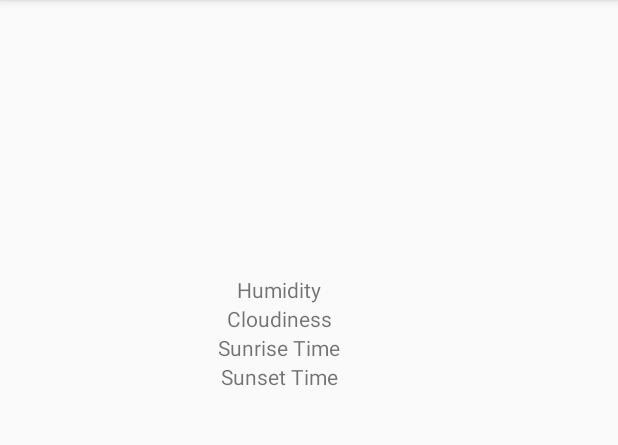
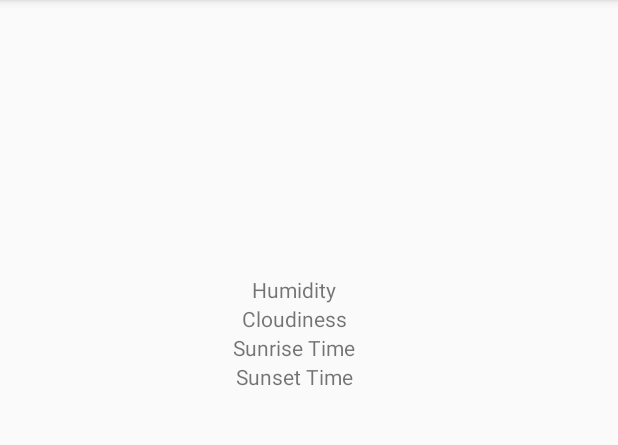
Before and after one commit to i7mist/CoconutEvaluationSubjectProject, an Android app: the screen it shows after launch (MainActivity), on a phone screen of 412 x 824 dp, the part 84-529 px from its top. Run offline under Robolectric (Android 15) with nearby library versions, the phone set to English and light mode, and no system bars.

Commit message:
downgrade from api 26 to 25
so that Android ID is still an unresettable and device-wide ID

```diff
--- a/app/build.gradle
+++ b/app/build.gradle
@@ -1,11 +1,11 @@
 apply plugin: 'com.android.application'
 
 android {
-    compileSdkVersion 26
+    compileSdkVersion 25
     defaultConfig {
         applicationId "me.tianshili.simpleweather"
         minSdkVersion 23
-        targetSdkVersion 26
+        targetSdkVersion 25
         versionCode 1
         versionName "1.0"
         testInstrumentationRunner "android.support.test.runner.AndroidJUnitRunner"
@@ -20,7 +20,7 @@ android {
 
 dependencies {
     implementation fileTree(dir: 'libs', include: ['*.jar'])
-    implementation 'com.android.support:appcompat-v7:26.1.0'
+    implementation 'com.android.support:appcompat-v7:25.4.0'
     implementation 'com.android.support.constraint:constraint-layout:1.0.2'
     compile 'com.google.android.gms:play-services-ads:11.8.0'
     compile 'com.android.volley:volley:1.1.0'
--- a/app/src/main/res/layout/activity_main.xml
+++ b/app/src/main/res/layout/activity_main.xml
@@ -38,44 +38,52 @@
                 <TextView
                     android:gravity="center_horizontal"
                     android:text="Humidity"
-                    android:paddingHorizontal="20dp"/>
+                    android:paddingLeft="10dp"
+                    android:paddingRight="10dp"/>
                 <TextView
                     android:gravity="center_horizontal"
                     android:id="@+id/humidity"
-                    android:paddingHorizontal="20dp"/>
+                    android:paddingLeft="10dp"
+                    android:paddingRight="10dp"/>
             </TableRow>
             <TableRow
                 android:gravity="center_horizontal">
                 <TextView
                     android:gravity="center_horizontal"
                     android:text="Cloudiness"
-                    android:paddingHorizontal="20dp"/>
+                    android:paddingLeft="10dp"
+                    android:paddingRight="10dp"/>
                 <TextView
                     android:gravity="center_horizontal"
                     android:id="@+id/cloudiness"
-                    android:paddingHorizontal="20dp"/>
+                    android:paddingLeft="10dp"
+                    android:paddingRight="10dp"/>
             </TableRow>
             <TableRow
                 android:gravity="center_horizontal">
                 <TextView
                     android:gravity="center_horizontal"
                     android:text="Sunrise Time"
-                    android:paddingHorizontal="20dp"/>
+                    android:paddingLeft="10dp"
+                    android:paddingRight="10dp"/>
                 <TextView
                     android:gravity="center_horizontal"
                     android:id="@+id/sunrise_time"
-                    android:paddingHorizontal="20dp"/>
+                    android:paddingLeft="10dp"
+                    android:paddingRight="10dp"/>
             </TableRow>
             <TableRow
                 android:gravity="center_horizontal">
                 <TextView
                     android:gravity="center_horizontal"
                     android:text="Sunset Time"
-                    android:paddingHorizontal="20dp"/>
+                    android:paddingLeft="10dp"
+                    android:paddingRight="10dp"/>
                 <TextView
                     android:gravity="center_horizontal"
                     android:id="@+id/sunset_time"
-                    android:paddingHorizontal="20dp"/>
+                    android:paddingLeft="10dp"
+                    android:paddingRight="10dp"/>
             </TableRow>
 
         </TableLayout>
```
Also changed, not shown: app/src/main/java/me/tianshili/simpleweather/WeatherManager.java (+7 -7 lines).
